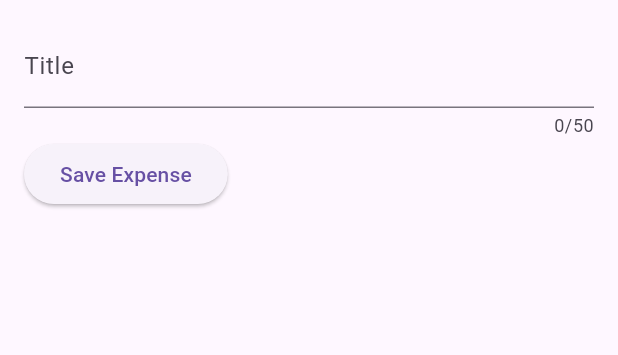
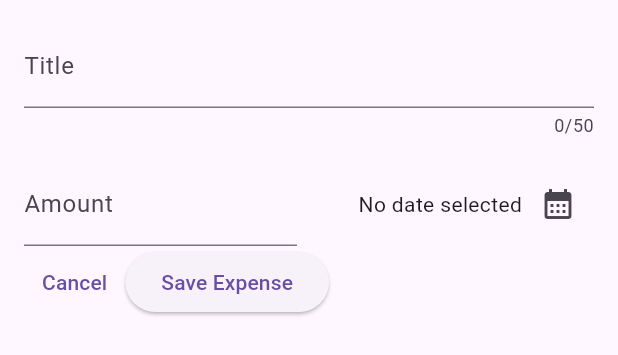
Before and after one commit to Eraycak/expense_tracker_app, a Flutter app: the NewExpense widget shown alone on an empty page, opened directly, on a phone screen of 412 x 824 dp. Shown: the top 355 px of the screen. Run offline on Flutter 3.47's test engine with Material 2 defaults, Android fonts, the phone set to English and light mode, and no system bars.

Commit message:
ci: add date picker for selecting date of expense

```diff
--- a/lib/widgets/new_expense.dart
+++ b/lib/widgets/new_expense.dart
@@ -1,4 +1,5 @@
 import 'package:flutter/material.dart';
+import 'package:expense_tracker_app/models/expense.dart';
 
 class NewExpense extends StatefulWidget {
   const NewExpense({super.key});
@@ -10,9 +11,32 @@ class NewExpense extends StatefulWidget {
 }
 
 class _NewExpenseState extends State<NewExpense> {
-  String _enteredTitle = '';
-  void _saveTitleInput(String input) {
-    _enteredTitle = input;
+  final _titleController = TextEditingController();
+  final _amountController = TextEditingController();
+  DateTime? _selectedDate;
+  void _presentDatePicker() async {
+    final currentDate = DateTime.now();
+    final firstDate =
+        DateTime(currentDate.year - 1, currentDate.month, currentDate.day);
+    final pickedDate = await showDatePicker(
+        context: context,
+        initialDate: currentDate,
+        firstDate: firstDate,
+        lastDate: currentDate);
+    setState(() {
+      _selectedDate = pickedDate;
+    });
+  }
+
+  void _closeModal(BuildContext context) {
+    Navigator.pop(context);
+  }
+
+  @override
+  void dispose() {
+    _titleController.dispose();
+    _amountController.dispose();
+    super.dispose();
   }
 
   @override
@@ -22,17 +46,53 @@ class _NewExpenseState extends State<NewExpense> {
       child: Column(
         children: [
           TextField(
-            onChanged: _saveTitleInput,
+            controller: _titleController,
             maxLength: 50,
             decoration: const InputDecoration(
               label: Text('Title'),
             ),
           ),
+          const SizedBox(height: 16),
           Row(
             children: [
+              Expanded(
+                child: TextField(
+                  controller: _amountController,
+                  keyboardType: TextInputType.number,
+                  decoration: const InputDecoration(
+                    prefixText: '\$ ',
+                    label: Text('Amount'),
+                  ),
+                ),
+              ),
+              const SizedBox(width: 16),
+              Expanded(
+                child: Row(
+                  mainAxisAlignment: MainAxisAlignment.end,
+                  crossAxisAlignment: CrossAxisAlignment.center,
+                  children: [
+                    Text(_selectedDate == null
+                        ? 'No date selected'
+                        : 'Picked Date: ${dateFormatter.format(_selectedDate!)}'),
+                    IconButton(
+                      onPressed: _presentDatePicker,
+                      icon: const Icon(Icons.calendar_month),
+                    ),
+                  ],
+                ),
+              ),
+            ],
+          ),
+          Row(
+            children: [
+              TextButton(
+                onPressed: () => _closeModal(context),
+                child: const Text('Cancel'),
+              ),
               ElevatedButton(
                 onPressed: () {
-                  print(_enteredTitle);
+                  print(_titleController.text);
+                  print(_amountController.text);
                 },
                 child: const Text('Save Expense'),
               ),
```
